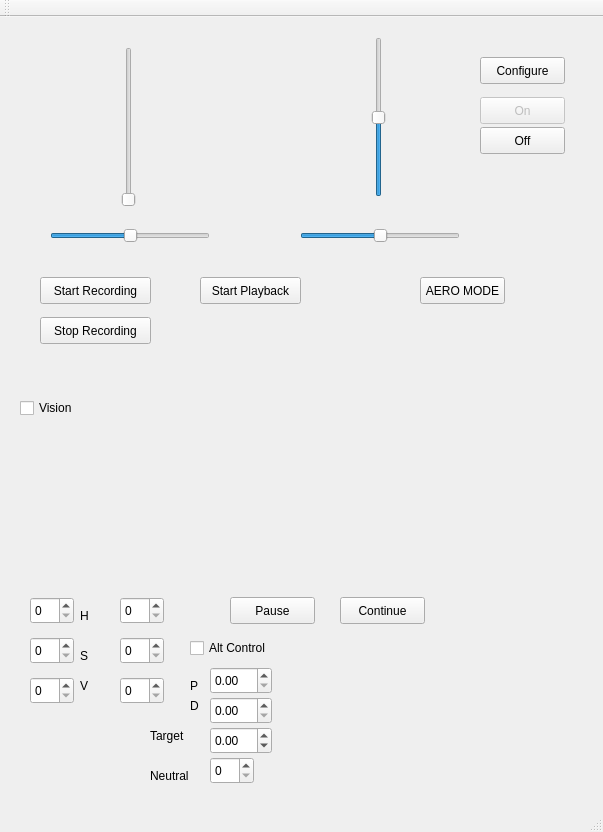
First picture: the form in mainwindow.ui, repository bartslinger/cx10_vision, before the edit.
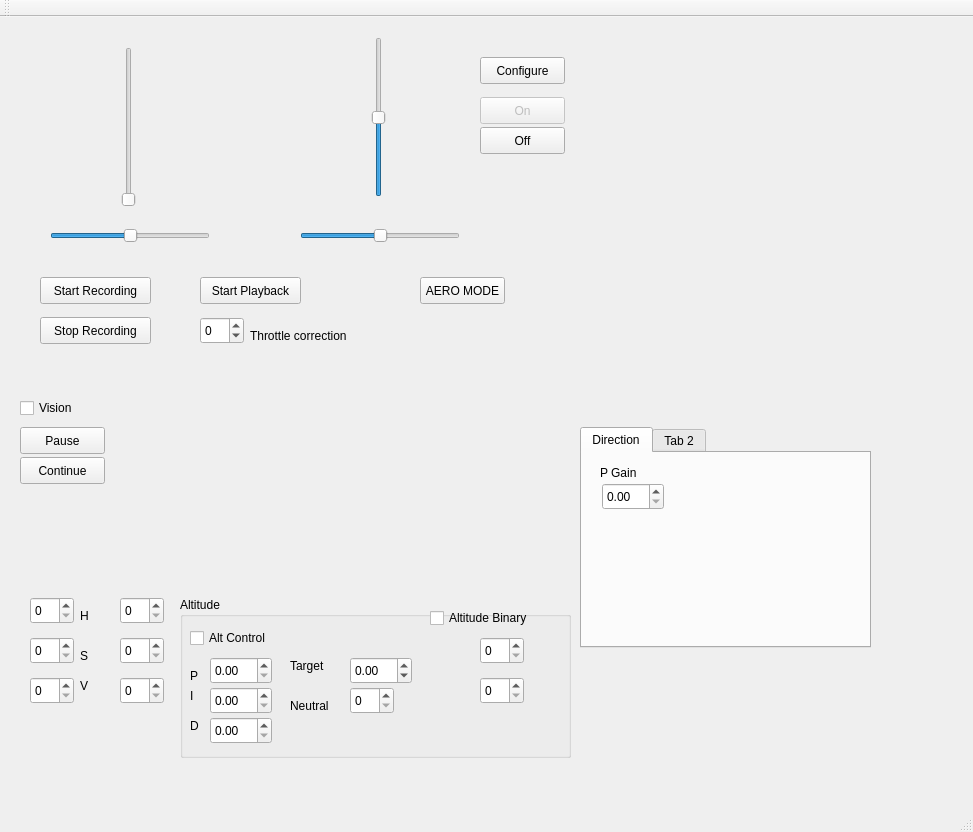
Second picture: the form after the edit. Custom widgets are drawn as their Qt base class.

Diff of the .ui file:
```diff
--- a/mainwindow.ui
+++ b/mainwindow.ui
@@ -6,7 +6,7 @@
    <rect>
     <x>0</x>
     <y>0</y>
-    <width>603</width>
+    <width>973</width>
     <height>832</height>
    </rect>
   </property>
@@ -330,8 +330,8 @@
    <widget class="QPushButton" name="visionPause">
     <property name="geometry">
      <rect>
-      <x>230</x>
-      <y>580</y>
+      <x>20</x>
+      <y>410</y>
       <width>85</width>
       <height>27</height>
      </rect>
@@ -343,8 +343,8 @@
    <widget class="QPushButton" name="visionContinue">
     <property name="geometry">
      <rect>
-      <x>340</x>
-      <y>580</y>
+      <x>20</x>
+      <y>440</y>
       <width>85</width>
       <height>27</height>
      </rect>
@@ -353,66 +353,49 @@
      <string>Continue</string>
     </property>
    </widget>
-   <widget class="QLabel" name="label_5">
+   <widget class="QGroupBox" name="groupBox">
     <property name="geometry">
      <rect>
-      <x>190</x>
-      <y>660</y>
-      <width>16</width>
-      <height>17</height>
+      <x>180</x>
+      <y>580</y>
+      <width>391</width>
+      <height>161</height>
      </rect>
     </property>
-    <property name="text">
-     <string>P</string>
+    <property name="title">
+     <string>Altitude</string>
     </property>
-   </widget>
-   <widget class="QLabel" name="label_6">
+    <widget class="QDoubleSpinBox" name="altTarget">
     <property name="geometry">
      <rect>
-      <x>190</x>
-      <y>680</y>
-      <width>16</width>
-      <height>17</height>
-     </rect>
-    </property>
-    <property name="text">
-     <string>D</string>
+       <x>170</x>
+       <y>60</y>
+       <width>62</width>
+       <height>27</height>
+      </rect>
+     </property>
+     <property name="minimum">
+      <double>-100.000000000000000</double>
+     </property>
+     <property name="singleStep">
+      <double>0.100000000000000</double>
     </property>
    </widget>
    <widget class="QDoubleSpinBox" name="altP">
     <property name="geometry">
      <rect>
-      <x>210</x>
-      <y>650</y>
+       <x>30</x>
+       <y>60</y>
       <width>62</width>
       <height>27</height>
      </rect>
     </property>
    </widget>
-   <widget class="QDoubleSpinBox" name="altD">
-    <property name="geometry">
-     <rect>
-      <x>210</x>
-      <y>680</y>
-      <width>62</width>
-      <height>27</height>
-     </rect>
-    </property>
-    <property name="minimum">
-     <double>0.000000000000000</double>
-    </property>
-    <property name="maximum">
-     <double>1000.000000000000000</double>
-    </property>
-    <property name="singleStep">
-     <double>1.000000000000000</double>
-    </property>
-   </widget>
    <widget class="QCheckBox" name="altControl">
     <property name="geometry">
      <rect>
-      <x>190</x>
-      <y>620</y>
+       <x>10</x>
+       <y>30</y>
       <width>90</width>
       <height>22</height>
      </rect>
@@ -421,24 +404,11 @@
      <string>Alt Control</string>
     </property>
    </widget>
-   <widget class="QSpinBox" name="altNeutral">
-    <property name="geometry">
-     <rect>
-      <x>210</x>
-      <y>740</y>
-      <width>44</width>
-      <height>27</height>
-     </rect>
-    </property>
-    <property name="maximum">
-     <number>250</number>
-    </property>
-   </widget>
    <widget class="QLabel" name="label_4">
     <property name="geometry">
      <rect>
-      <x>150</x>
-      <y>750</y>
+       <x>110</x>
+       <y>100</y>
       <width>59</width>
       <height>17</height>
      </rect>
@@ -447,11 +417,43 @@
      <string>Neutral</string>
     </property>
    </widget>
+    <widget class="QDoubleSpinBox" name="altD">
+     <property name="geometry">
+      <rect>
+       <x>30</x>
+       <y>120</y>
+       <width>62</width>
+       <height>27</height>
+      </rect>
+     </property>
+     <property name="minimum">
+      <double>0.000000000000000</double>
+     </property>
+     <property name="maximum">
+      <double>1000.000000000000000</double>
+     </property>
+     <property name="singleStep">
+      <double>1.000000000000000</double>
+     </property>
+    </widget>
+    <widget class="QSpinBox" name="altNeutral">
+     <property name="geometry">
+      <rect>
+       <x>170</x>
+       <y>90</y>
+       <width>44</width>
+       <height>27</height>
+      </rect>
+     </property>
+     <property name="maximum">
+      <number>250</number>
+     </property>
+    </widget>
    <widget class="QLabel" name="label_7">
     <property name="geometry">
      <rect>
-      <x>150</x>
-      <y>710</y>
+       <x>110</x>
+       <y>60</y>
       <width>59</width>
       <height>17</height>
      </rect>
@@ -460,20 +462,183 @@
      <string>Target</string>
     </property>
    </widget>
-   <widget class="QDoubleSpinBox" name="altTarget">
+    <widget class="QLabel" name="label_5">
     <property name="geometry">
      <rect>
-      <x>210</x>
-      <y>710</y>
+       <x>10</x>
+       <y>70</y>
+       <width>16</width>
+       <height>17</height>
+      </rect>
+     </property>
+     <property name="text">
+      <string>P</string>
+     </property>
+    </widget>
+    <widget class="QLabel" name="label_6">
+     <property name="geometry">
+      <rect>
+       <x>10</x>
+       <y>120</y>
+       <width>16</width>
+       <height>17</height>
+      </rect>
+     </property>
+     <property name="text">
+      <string>D</string>
+     </property>
+    </widget>
+    <widget class="QDoubleSpinBox" name="altI">
+     <property name="geometry">
+      <rect>
+       <x>30</x>
+       <y>90</y>
       <width>62</width>
       <height>27</height>
      </rect>
     </property>
     <property name="minimum">
-     <double>-100.000000000000000</double>
+      <double>0.000000000000000</double>
+     </property>
+     <property name="maximum">
+      <double>100.000000000000000</double>
     </property>
     <property name="singleStep">
-     <double>0.100000000000000</double>
+      <double>1.000000000000000</double>
+     </property>
+    </widget>
+    <widget class="QLabel" name="label_8">
+     <property name="geometry">
+      <rect>
+       <x>10</x>
+       <y>90</y>
+       <width>16</width>
+       <height>17</height>
+      </rect>
+     </property>
+     <property name="text">
+      <string>I</string>
+     </property>
+    </widget>
+    <widget class="QCheckBox" name="altBinControl">
+     <property name="geometry">
+      <rect>
+       <x>250</x>
+       <y>10</y>
+       <width>121</width>
+       <height>22</height>
+      </rect>
+     </property>
+     <property name="text">
+      <string>Altitude Binary</string>
+     </property>
+    </widget>
+    <widget class="QSpinBox" name="altBinUp">
+     <property name="geometry">
+      <rect>
+       <x>300</x>
+       <y>40</y>
+       <width>44</width>
+       <height>27</height>
+      </rect>
+     </property>
+     <property name="maximum">
+      <number>255</number>
+     </property>
+     <property name="value">
+      <number>0</number>
+     </property>
+    </widget>
+    <widget class="QSpinBox" name="altBinDown">
+     <property name="geometry">
+      <rect>
+       <x>300</x>
+       <y>80</y>
+       <width>44</width>
+       <height>27</height>
+      </rect>
+     </property>
+     <property name="maximum">
+      <number>255</number>
+     </property>
+     <property name="value">
+      <number>0</number>
+     </property>
+    </widget>
+   </widget>
+   <widget class="QTabWidget" name="tabWidget">
+    <property name="geometry">
+     <rect>
+      <x>580</x>
+      <y>410</y>
+      <width>291</width>
+      <height>221</height>
+     </rect>
+    </property>
+    <property name="currentIndex">
+     <number>0</number>
+    </property>
+    <widget class="QWidget" name="tab">
+     <attribute name="title">
+      <string>Direction</string>
+     </attribute>
+     <widget class="QDoubleSpinBox" name="dirP">
+      <property name="geometry">
+       <rect>
+        <x>20</x>
+        <y>30</y>
+        <width>62</width>
+        <height>27</height>
+       </rect>
+      </property>
+     </widget>
+     <widget class="QLabel" name="label_9">
+      <property name="geometry">
+       <rect>
+        <x>18</x>
+        <y>10</y>
+        <width>61</width>
+        <height>20</height>
+       </rect>
+      </property>
+      <property name="text">
+       <string>P Gain</string>
+      </property>
+     </widget>
+    </widget>
+    <widget class="QWidget" name="tab_2">
+     <attribute name="title">
+      <string>Tab 2</string>
+     </attribute>
+    </widget>
+   </widget>
+   <widget class="QSpinBox" name="playbackCorrection">
+    <property name="geometry">
+     <rect>
+      <x>200</x>
+      <y>300</y>
+      <width>44</width>
+      <height>27</height>
+     </rect>
+    </property>
+    <property name="minimum">
+     <number>-255</number>
+    </property>
+    <property name="maximum">
+     <number>255</number>
+    </property>
+   </widget>
+   <widget class="QLabel" name="label_10">
+    <property name="geometry">
+     <rect>
+      <x>250</x>
+      <y>310</y>
+      <width>111</width>
+      <height>17</height>
+     </rect>
+    </property>
+    <property name="text">
+     <string>Throttle correction</string>
     </property>
    </widget>
   </widget>
```
Left out of the diff: 2 changed lines with no effect on the pictures. Lines whose indentation alone changed are shown as unchanged.
